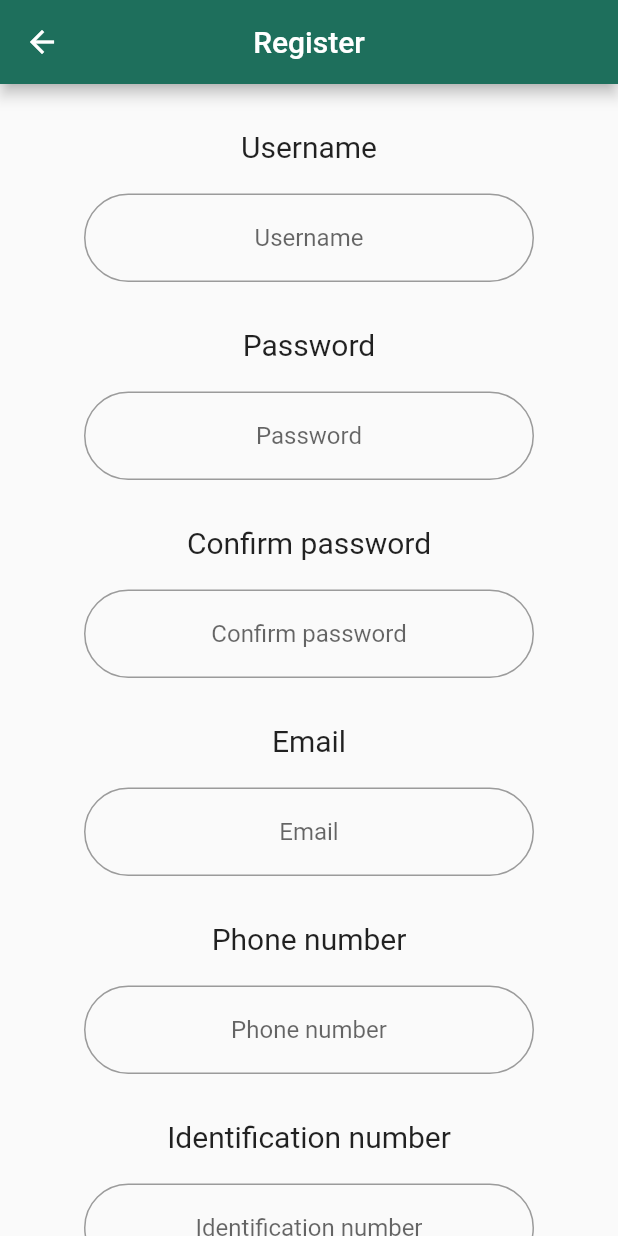
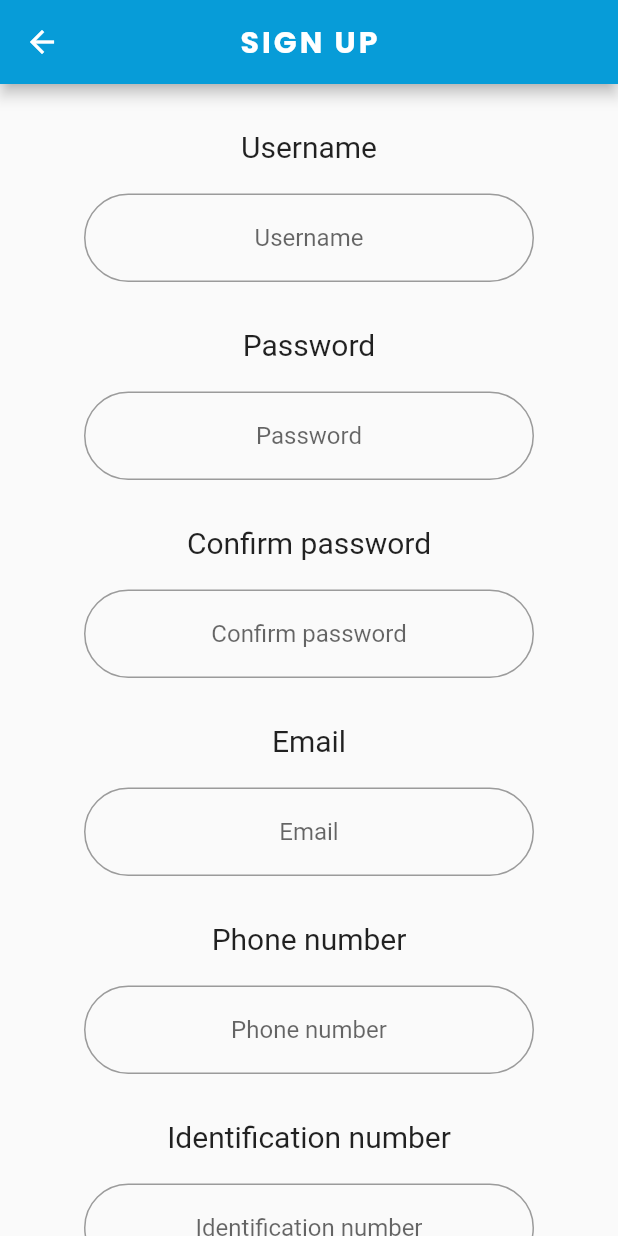
Before and after one commit to ammarrizal/stswks_health_app, a Flutter app: the RegisterPage screen opened directly, on a phone screen of 412 x 824 dp. Run offline on Flutter 3.47's test engine with Material 2 defaults, Android fonts, the phone set to English and light mode, and no system bars; our stand-ins replace font_awesome_flutter, google_fonts, hexcolor.

Commit message:
Register page updated with the new theme

```diff
--- a/lib/views/register_page.dart
+++ b/lib/views/register_page.dart
@@ -16,10 +16,14 @@ class _RegisterPageState extends State<RegisterPage> {
       },
       child: Scaffold(
         appBar: AppBar(
-          backgroundColor: Color(0xff1e6f5c),
+          backgroundColor: Color(0xff079cd8),
           title: Text(
-            'Register',
+            'SIGN UP',
             style: TextStyle(
+              letterSpacing: 2.0,
+              fontFamily: 'Poppins',
+              fontWeight: FontWeight.bold,
+              //fontSize: 26,
               color: Colors.white,
             ),
           ),
@@ -78,28 +82,59 @@ class _RegisterPageState extends State<RegisterPage> {
                   buildTextField("Height", isDigit: true),
                   SizedBox(height: 30),
 
+                  // Container(
+                  //   width: 300,
+                  //   child: ElevatedButton(
+                  //     onPressed: () {/*print('clicked');*/},
+                  //     style: ButtonStyle(
+                  //       shape: MaterialStateProperty.all(RoundedRectangleBorder(
+                  //         borderRadius: BorderRadius.circular(40.0),
+                  //       )),
+                  //       padding: MaterialStateProperty.all(
+                  //           EdgeInsets.fromLTRB(30.0, 20.0, 30.0, 20.0)),
+                  //       backgroundColor:
+                  //       MaterialStateProperty.all(Color(0xff079cd8)),
+                  //     ),
+                  //     child: Text(
+                  //       'Create account',
+                  //       style: TextStyle(
+                  //         fontSize: 20,
+                  //         color: Colors.white,
+                  //       ),
+                  //     ),
+                  //   ),
+                  // ),
+
                   Container(
                     width: 300,
-                    child: ElevatedButton(
-                      onPressed: () {/*print('clicked');*/},
+                    child: TextButton(
+                      onPressed: () {
+                        Navigator.push(context,
+                          MaterialPageRoute(builder: (context) => RegisterPage()),);
+                      },
                       style: ButtonStyle(
                         shape: MaterialStateProperty.all(RoundedRectangleBorder(
-                          borderRadius: BorderRadius.circular(40.0),
+                          borderRadius: BorderRadius.circular(0.0),
+                          side: BorderSide(
+                            color: Color(0xff96d3ee),
+                            width: 0.0,
+                          ),
                         )),
-                        padding: MaterialStateProperty.all(
-                            EdgeInsets.fromLTRB(30.0, 20.0, 30.0, 20.0)),
-                        backgroundColor:
-                        MaterialStateProperty.all(Color(0xff1e6f5c)),
+                        padding: MaterialStateProperty.all(EdgeInsets.fromLTRB(30.0, 15.0, 30.0, 15.0)),
+                        backgroundColor: MaterialStateProperty.all(Color(0xff079cd8)),
                       ),
                       child: Text(
-                        'Create account',
+                        'CREATE ACCOUNT',
                         style: TextStyle(
+                          letterSpacing: 2.0,
+                          fontFamily: 'Poppins',
+                          fontWeight: FontWeight.bold,
                           fontSize: 20,
                           color: Colors.white,
                         ),
                       ),
                     ),
-                  ),
+                  ), // Create account button
                   SizedBox(height: 30),
                 ],
               ),
```
